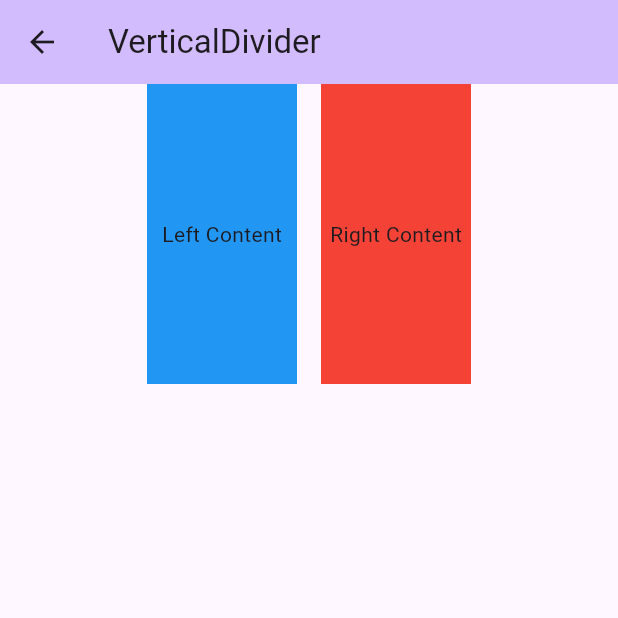
After one commit to azhar-chaudhari/flutter-examples, a Flutter app: the VerticalDividerPage screen opened directly, on a phone screen of 412 x 824 dp, the top half of it. The commit adds this screen. Run offline on Flutter 3.47's test engine with Material 2 defaults, Android fonts, the phone set to English and light mode, and no system bars; generated files the repository leaves out were written again.

Commit message:
vertical divider page

```diff
--- /dev/null
+++ b/lib/pages/vertical_divider_page.dart
@@ -0,0 +1,50 @@
+import 'package:flutter/material.dart';
+
+class VerticalDividerPage extends StatefulWidget {
+  const VerticalDividerPage({super.key});
+
+  @override
+  State<VerticalDividerPage> createState() => _VerticalDividerPageState();
+}
+
+class _VerticalDividerPageState extends State<VerticalDividerPage> {
+  @override
+  Widget build(BuildContext context) {
+    return Scaffold(
+      appBar: AppBar(
+        backgroundColor: Theme.of(context).colorScheme.inversePrimary,
+        title: const Text("VerticalDivider"),
+      ),
+      body: SingleChildScrollView(
+        child: Center(
+            child: Row(
+          mainAxisAlignment: MainAxisAlignment.center,
+          children: <Widget>[
+            Container(
+              width: 100,
+              height: 200,
+              color: Colors.blue,
+              child: const Center(
+                child: Text('Left Content'),
+              ),
+            ),
+            const VerticalDivider(
+              thickness: 1, // Thickness of the vertical line
+              color: Colors.black, // Color of the vertical line
+              indent: 20, // Space before the line
+              endIndent: 20, // Space after the line
+            ),
+            Container(
+              width: 100,
+              height: 200,
+              color: Colors.red,
+              child: const Center(
+                child: Text('Right Content'),
+              ),
+            ),
+          ],
+        )),
+      ),
+    );
+  }
+}
--- a/lib/widgets/nav-drawer.dart
+++ b/lib/widgets/nav-drawer.dart
@@ -20,6 +20,7 @@ import 'package:flutter_examples/pages/snackbar_page.dart';
 import 'package:flutter_examples/pages/tabbar_page.dart';
 import 'package:flutter_examples/pages/text_page.dart';
 import 'package:flutter_examples/pages/toggle_button_page.dart';
+import 'package:flutter_examples/pages/vertical_divider_page.dart';
 import 'package:flutter_examples/pages/visibility_page.dart';
 
 class NavDrawer extends StatelessWidget {
@@ -134,6 +135,18 @@ class NavDrawer extends StatelessWidget {
                       context,
                       MaterialPageRoute(
                           builder: (context) => const VisibilityPage()),
+                    );
+                  },
+                ),
+                ListTile(
+                  leading: const Icon(Icons.verified_user),
+                  title: const Text('VerticalDivider'),
+                  onTap: () {
+                    Navigator.pop(context); // Close the drawer
+                    Navigator.push(
+                      context,
+                      MaterialPageRoute(
+                          builder: (context) => const VerticalDividerPage()),
                     );
                   },
                 ),
```
